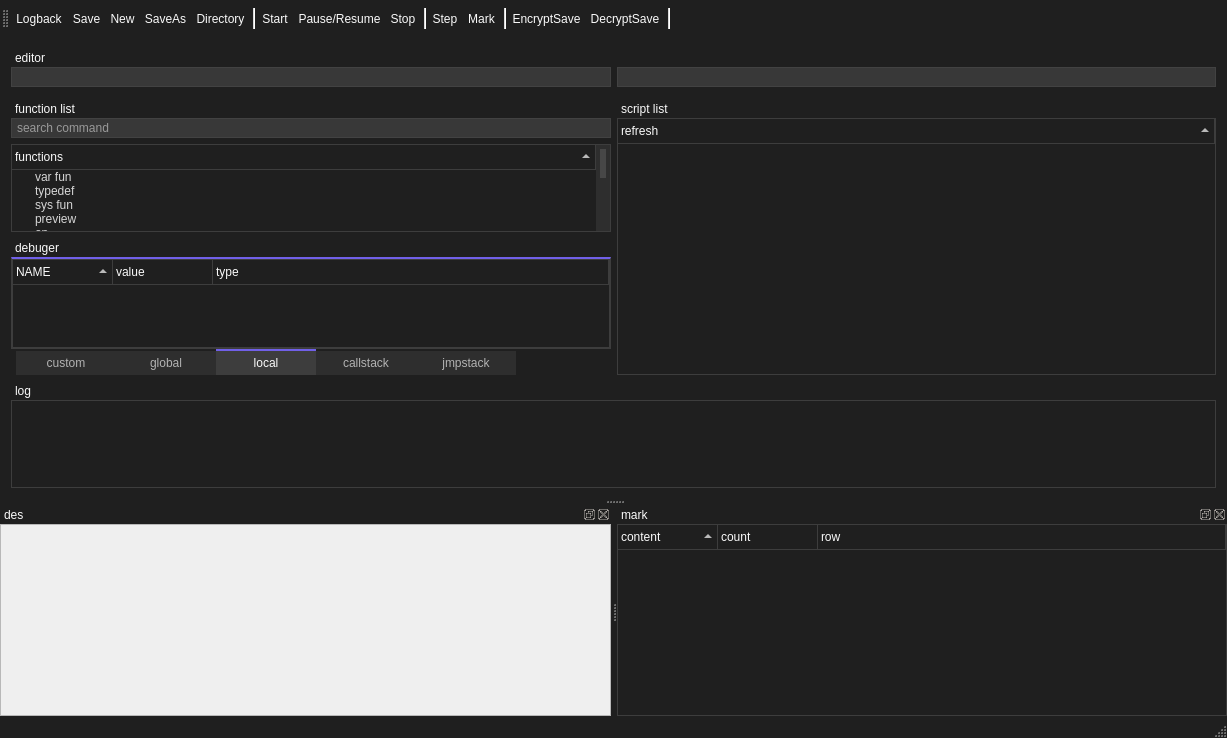
Before: the Qt Designer form SaSH/form/scriptsettingform.ui in bestkakkoii/SaSH, drawn with Qt 5.
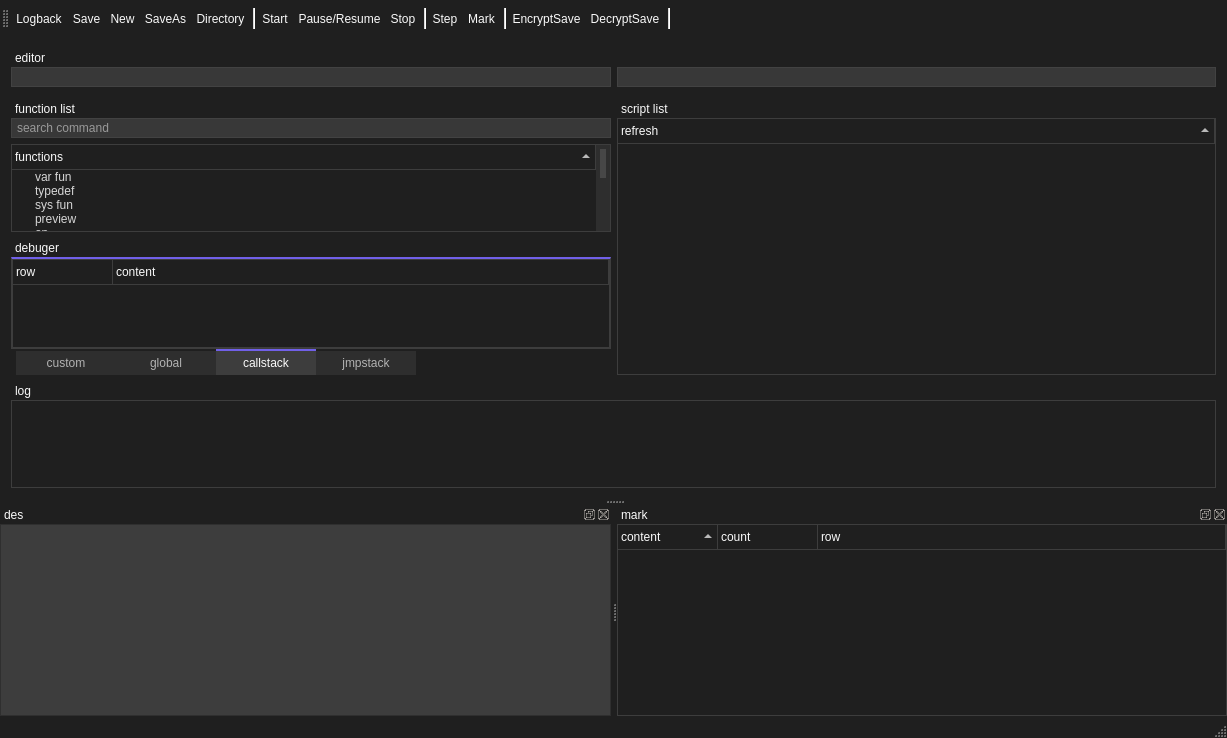
After: the same form once the commit is applied. The open tabs and pages were chosen to show the change. Icons and pictures are not drawn. Custom widgets are drawn as their Qt base class.

```diff
--- a/SaSH/form/scriptsettingform.ui
+++ b/SaSH/form/scriptsettingform.ui
@@ -2601,202 +2601,6 @@
                 <string>NAME</string>
                </property>
               </column>
-              <column>
-               <property name="text">
-                <string>value</string>
-               </property>
-              </column>
-              <column>
-               <property name="text">
-                <string>type</string>
-               </property>
-              </column>
-             </widget>
-            </item>
-           </layout>
-          </widget>
-          <widget class="QWidget" name="tab_4">
-           <property name="sizePolicy">
-            <sizepolicy hsizetype="Expanding" vsizetype="Expanding">
-             <horstretch>0</horstretch>
-             <verstretch>0</verstretch>
-            </sizepolicy>
-           </property>
-           <attribute name="title">
-            <string>local</string>
-           </attribute>
-           <layout class="QGridLayout" name="gridLayout_11">
-            <property name="leftMargin">
-             <number>0</number>
-            </property>
-            <property name="topMargin">
-             <number>0</number>
-            </property>
-            <property name="rightMargin">
-             <number>0</number>
-            </property>
-            <property name="bottomMargin">
-             <number>0</number>
-            </property>
-            <item row="0" column="0">
-             <widget class="QTreeWidget" name="treeWidget_debuger_local">
-              <property name="styleSheet">
-               <string notr="true">QTreeWidget {
-    color: rgb(214,214,214);
-    background: rgb(31,31,31);
-    border: 1px solid rgb(61,61,61);
-    alternate-background-color: #525252;
-    gridline-color: transparent;
-	 font-size:12px;
-	outline:none;
-}
-
-QTreeWidget::branch{
-    background: rgb(31,31,31);
-}
-
-QTreeWidget::branch:closed:has-children:!has-siblings,
-QTreeWidget::branch:closed:has-children:has-siblings {
-    border-image: none;
-    image: url(:/image/icon_down_arrow2.png);
-}
-
-
-QTreeWidget::branch:open:has-children:!has-siblings,
-QTreeWidget::branch:open:has-children:has-siblings  {
-    border-image: none;
-    image: url(:/image/icon_up_arrow2.png);
-}
-
-
-
-QTreeWidget::item {
-    color: rgb(214,214,214);
-    background: rgb(31,31,31);
-    /*margin:13px;*/
-    /*background-clip: margin;*/
-}
-
-QTreeWidget::item:selected {
-    color: rgb(250,250,250);
-    background:rgb(61,61,61); /* qlineargradient(spread:pad, x1:0, y1:0, x2:0, y2:1, stop:0 #484848, stop:1 #383838);*/
-}
-
-QTreeWidget::item:hover {
-    background:rgb(61,61,61);
-}
-
-QHeaderView {
-    text-align: center;
-    background: rgb(31,31,31);
-    padding: 0px;
-    margin: 0px;
-    color: rgb(250,250,250);
-    border: 0px solid rgb(61,61,61);
-
-}
-
-QHeaderView::section::vertical {
-    text-align: center;
-    background: rgb(31,31,31);
-    padding: 3px;
-    margin: 0px;
-    color: rgb(250,250,250);
-    border: 0px solid rgb(61,61,61);
-    border-left-width: 0;
-	border-bottom-width: 1;
-	border-right-width: 1;
-}
-
-QHeaderView::section::horizontal{
-    text-align: center;
-    background: rgb(31,31,31);
-    padding: 3px;
-    margin: 0px;
-    color: rgb(250,250,250);
-    border: 0px solid rgb(61,61,61);
-    border-left-width: 0;
-	border-bottom-width: 1;
-	border-right-width: 1;
-}
-
-QScrollBar:vertical {
-	min-height: 10px;  
-    background: rgb(46,46,46);
-}
-
-QScrollBar::handle:vertical {
-    background: rgb(71,71,71);
-  	border: 4px solid  rgb(46,46,46);
-}
-
-QScrollBar::handle:hover:vertical,
-QScrollBar::handle:pressed:vertical {
-    background: rgb(153,153,153);
-}
-
-QScrollBar::sub-page:vertical {
-    background:transparent
-}
-
-QScrollBar::add-page:vertical {
-    background:transparent
-}
-
-QScrollBar::add-line:vertical {
-    background:transparent
-}
-
-QScrollBar::sub-line:vertical {
-    background:transparent
-}
-
-QScrollBar:horizontal {
-    background: rgb(46,46,46);
-	min-height: 10px;  
-}
-
-QScrollBar::handle:horizontal {
-    background: rgb(71,71,71);
-  	border: 3px solid  rgb(46,46,46);
-}
-
-QScrollBar::handle:hover:horizontal,
-QScrollBar::handle:pressed:horizontal {
-    background: rgb(153,153,153);
-}
-
-QScrollBar::sub-page:horizontal {
-    background: 444444;
-}
-
-QScrollBar::add-page:horizontal {
-    background: 5B5B5B;
-}
-
-QScrollBar::add-line:horizontal {
-    background: none;
-}
-
-QScrollBar::sub-line:horizontal {
-    background: none;
-}
-
-QToolTip{
-border-style:none; 
-background-color: rgb(57, 58, 60);
-color: rgb(208, 208, 208);
-}</string>
-              </property>
-              <property name="editTriggers">
-               <set>QAbstractItemView::NoEditTriggers</set>
-              </property>
-              <property name="verticalScrollMode">
-               <enum>QAbstractItemView::ScrollPerPixel</enum>
-              </property>
-              <property name="sortingEnabled">
-               <bool>true</bool>
-              </property>
               <column>
                <property name="text">
                 <string>NAME</string>
@@ -3270,8 +3074,8 @@
      <item row="0" column="0">
       <widget class="QTextBrowser" name="textBrowser">
        <property name="styleSheet">
-        <string notr="true">color: rgb(49, 49, 49);
-background-color: rgb(239, 239, 239);</string>
+        <string notr="true">color: rgb(200, 200, 200);
+background-color: rgb(61, 61, 61);</string>
        </property>
       </widget>
      </item>
```
Left out of the diff: 9 changed lines with no effect on the pictures.
